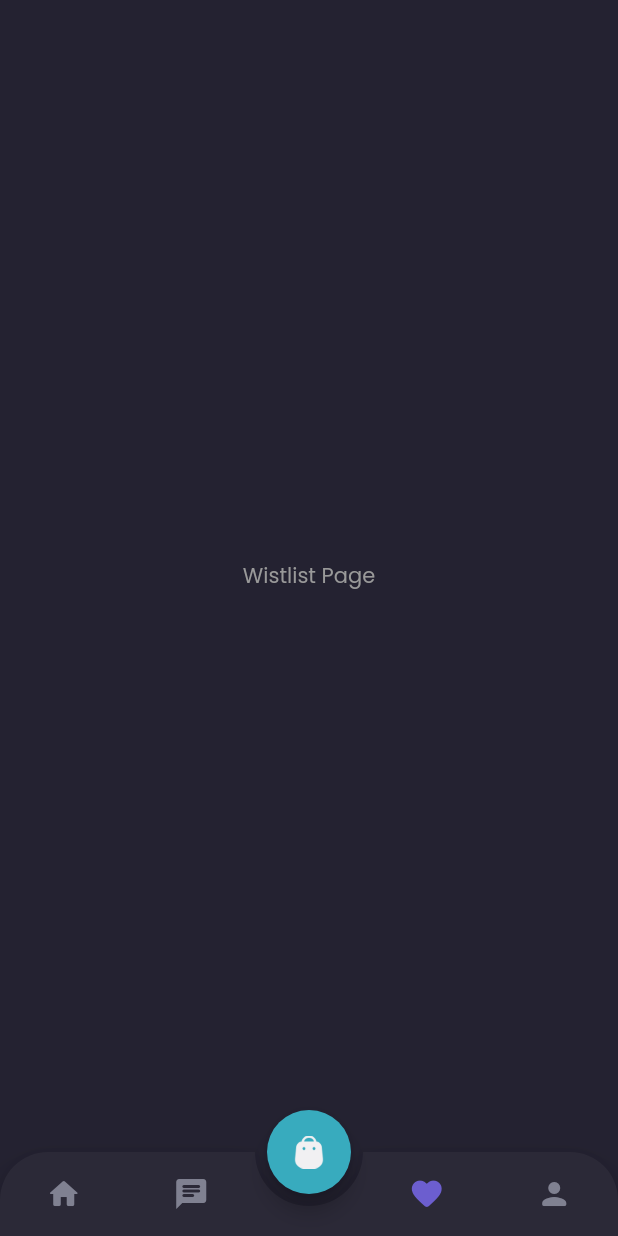
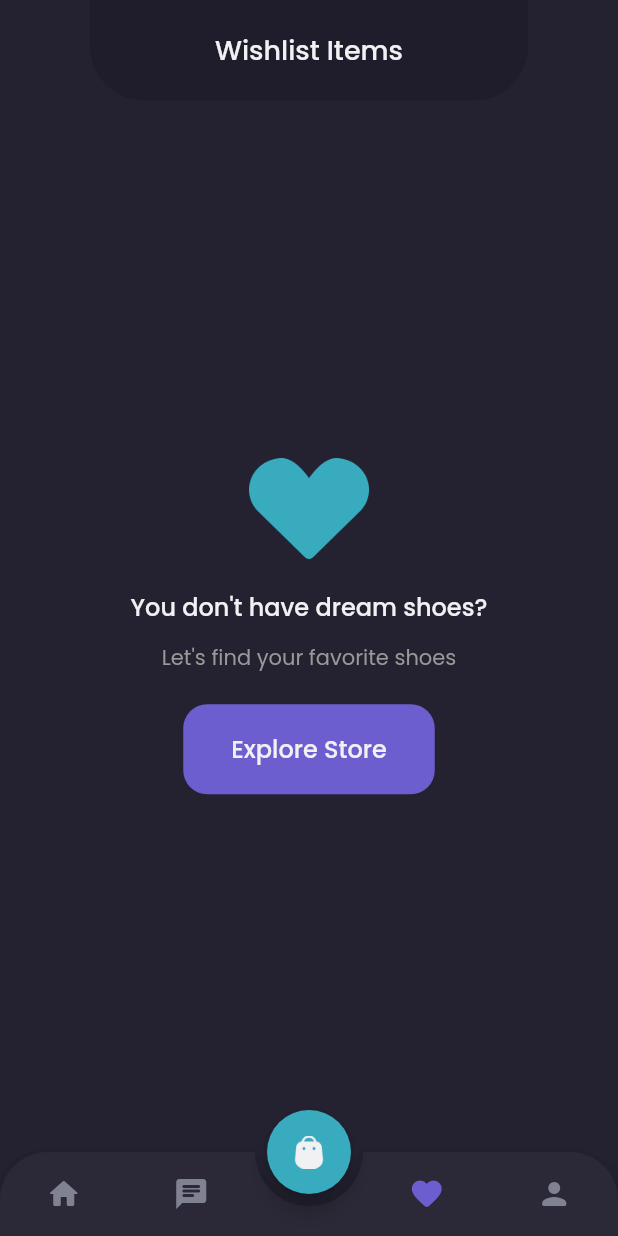
Before and after one commit to zaeroblitz/shamo-app, a Flutter app: the MainPage screen opened by its route, item 3 of the bottom bar chosen, on a phone screen of 412 x 824 dp. Run offline on Flutter 3.47's test engine with Material 2 defaults, Android fonts, the phone set to English and light mode, and no system bars; drawn by our look-alikes of animated_bottom_navigation_bar; our stand-ins replace google_fonts.

Commit message:
Add Wishlist emptyState

```diff
--- a/lib/pages/chat/chat_page.dart
+++ b/lib/pages/chat/chat_page.dart
@@ -28,9 +28,10 @@ class ChatPage extends StatelessWidget {
 
   Widget emptyChat() {
     return Expanded(
+      child: Container(
+        width: double.infinity,
         child: Column(
           mainAxisAlignment: MainAxisAlignment.center,
-        crossAxisAlignment: CrossAxisAlignment.center,
           children: [
             Image.asset(
               'assets/headset_icon.png',
@@ -73,7 +74,7 @@ class ChatPage extends StatelessWidget {
                     horizontal: 24,
                   ),
                   child: Text(
-                  'Explore State',
+                    'Explore Store',
                     style: primaryTextStyle.copyWith(
                       fontSize: 16,
                       fontWeight: medium,
@@ -83,6 +84,7 @@ class ChatPage extends StatelessWidget {
               ),
             ),
           ],
+        ),
       ),
     );
   }
@@ -104,14 +106,10 @@ class ChatPage extends StatelessWidget {
   Widget build(BuildContext context) {
     return SafeArea(
       child: Container(
-        child: ListView(
-          children: [
-            Column(
+        child: Column(
           children: [
             header(),
             content(),
-              ],
-            ),
           ],
         ),
         // child: body(),
--- a/lib/pages/home/main_page.dart
+++ b/lib/pages/home/main_page.dart
@@ -3,7 +3,7 @@ import 'package:flutter/material.dart';
 import 'package:shamo/pages/chat/chat_page.dart';
 import 'package:shamo/pages/home/home_page.dart';
 import 'package:shamo/pages/home/profile_page.dart';
-import 'package:shamo/pages/home/wishlist_page.dart';
+import 'package:shamo/pages/wishlist/wishlist_page.dart';
 import 'package:shamo/theme.dart';
 
 class MainPage extends StatefulWidget {
--- a/lib/pages/home/wishlist_page.dart
+++ /dev/null
@@ -1,14 +0,0 @@
-import 'package:flutter/material.dart';
-import 'package:shamo/theme.dart';
-
-class WishListPage extends StatelessWidget {
-  @override
-  Widget build(BuildContext context) {
-    return Center(
-      child: Text(
-        'Wistlist Page',
-        style: secondaryTextStyle,
-      ),
-    );
-  }
-}
--- /dev/null
+++ b/lib/pages/wishlist/wishlist_page.dart
@@ -0,0 +1,115 @@
+import 'package:flutter/material.dart';
+import 'package:shamo/theme.dart';
+
+class WishListPage extends StatelessWidget {
+  Widget header() {
+    return Container(
+      padding: EdgeInsets.all(20),
+      margin: EdgeInsets.symmetric(horizontal: defaultMargin),
+      decoration: BoxDecoration(
+        color: backgroundColor1,
+        borderRadius: BorderRadius.vertical(
+          bottom: Radius.circular(36),
+        ),
+      ),
+      child: Center(
+        child: Text(
+          'Wishlist Items',
+          style: primaryTextStyle.copyWith(
+            fontSize: 18,
+            fontWeight: medium,
+          ),
+          textAlign: TextAlign.center,
+        ),
+      ),
+    );
+  }
+
+  Widget emptyWishlist() {
+    return Expanded(
+      child: Column(
+        mainAxisAlignment: MainAxisAlignment.center,
+        children: [
+          Image.asset(
+            'assets/wishlist_icon_blue.png',
+            width: 80,
+          ),
+          SizedBox(
+            height: 20,
+          ),
+          Text(
+            "You don't have dream shoes?",
+            style: primaryTextStyle.copyWith(
+              fontSize: 16,
+              fontWeight: medium,
+            ),
+          ),
+          SizedBox(
+            height: 12,
+          ),
+          Text(
+            "Let's find your favorite shoes",
+            style: secondaryTextStyle,
+          ),
+          Container(
+            margin: EdgeInsetsDirectional.only(
+              top: 20,
+            ),
+            decoration: BoxDecoration(
+              borderRadius: BorderRadiusDirectional.circular(24),
+            ),
+            child: TextButton(
+              onPressed: () {},
+              style: TextButton.styleFrom(
+                  backgroundColor: primaryColor,
+                  shape: RoundedRectangleBorder(
+                    borderRadius: BorderRadius.circular(16),
+                  )),
+              child: Container(
+                padding: EdgeInsets.symmetric(
+                  vertical: 10,
+                  horizontal: 24,
+                ),
+                child: Text(
+                  'Explore Store',
+                  style: primaryTextStyle.copyWith(
+                    fontSize: 16,
+                    fontWeight: medium,
+                  ),
+                ),
+              ),
+            ),
+          ),
+        ],
+      ),
+    );
+  }
+
+  Widget content() {
+    return Container(
+      margin: EdgeInsets.only(
+        top: defaultMargin,
+      ),
+      child: Column(
+        children: [
+          // ChatTile(),
+        ],
+      ),
+    );
+  }
+
+  @override
+  Widget build(BuildContext context) {
+    return SafeArea(
+      child: Container(
+        child: Column(
+          children: [
+            header(),
+            emptyWishlist(),
+          ],
+        ),
+        // child: body(),
+      ),
+    );
+  }
+}
```
Lines whose indentation alone changed are shown as unchanged.
